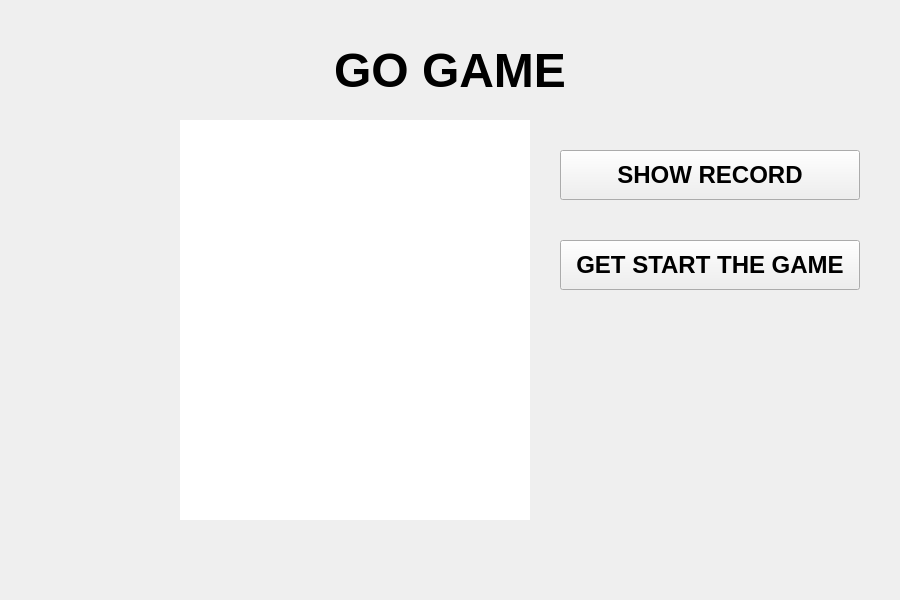
This is dashboard.ui in tom-cat-mao/go-game-in-cpp as Qt 5 draws it before an edit. The edited form follows.
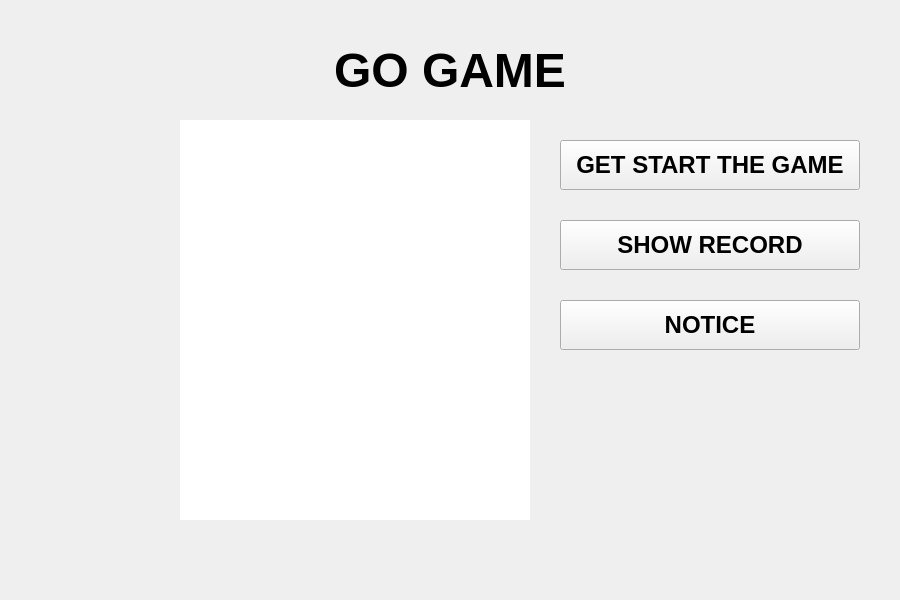
This is the edited form.

What changed in the file:
```diff
--- a/dashboard.ui
+++ b/dashboard.ui
@@ -51,7 +51,7 @@
    <property name="geometry">
     <rect>
      <x>560</x>
-     <y>240</y>
+     <y>140</y>
      <width>300</width>
      <height>50</height>
     </rect>
@@ -97,7 +97,7 @@
    <property name="geometry">
     <rect>
      <x>560</x>
-     <y>150</y>
+     <y>220</y>
      <width>300</width>
      <height>50</height>
     </rect>
@@ -112,6 +112,25 @@
     <string>SHOW RECORD</string>
    </property>
   </widget>
+  <widget class="QPushButton" name="notice">
+   <property name="geometry">
+    <rect>
+     <x>560</x>
+     <y>300</y>
+     <width>300</width>
+     <height>50</height>
+    </rect>
+   </property>
+   <property name="font">
+    <font>
+     <pointsize>18</pointsize>
+     <bold>true</bold>
+    </font>
+   </property>
+   <property name="text">
+    <string>NOTICE</string>
+   </property>
+  </widget>
  </widget>
  <resources/>
  <connections/>
```
